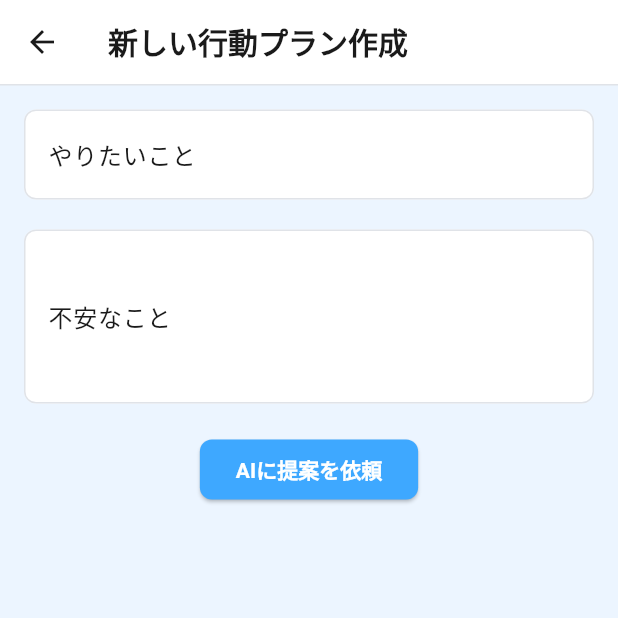
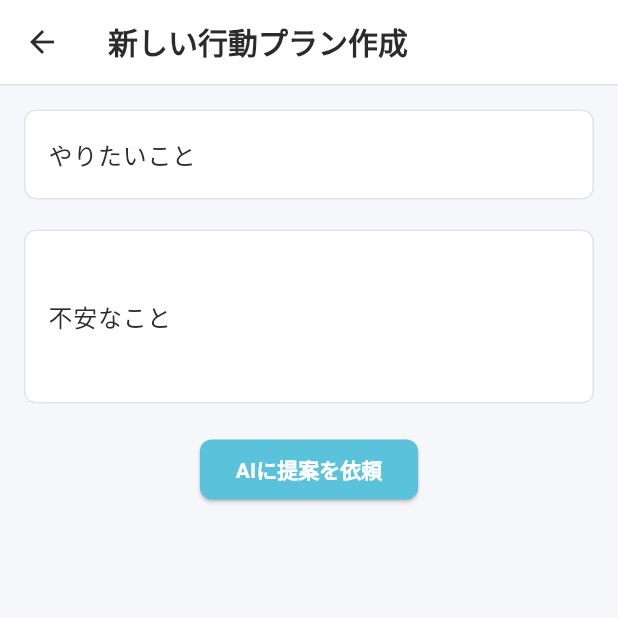
Before and after one commit to 1noseA/anshin_step, a Flutter app: the screen it shows once a user with an empty profile is signed in, after a tap on the "add" icon, on a phone screen of 412 x 824 dp, the top half of it. Run offline on Flutter 3.47's test engine with Material 3 defaults, Android fonts, the phone set to English and light mode, and no system bars; our stand-ins replace cloud_firestore, firebase_auth, firebase_core, flutter_dotenv, flutter_riverpod, freezed_annotation and 1 more; accounts and stored records are empty.

Commit message:
スタイルの共通化

```diff
--- a/lib/components/code_block.dart
+++ b/lib/components/code_block.dart
@@ -1,4 +1,5 @@
 import 'package:flutter/material.dart';
+import 'package:anshin_step/components/colors.dart';
 
 class CodeBlock extends StatelessWidget {
   final String code;
@@ -18,7 +19,7 @@ class CodeBlock extends StatelessWidget {
         code,
         style: Theme.of(context).textTheme.bodyMedium?.copyWith(
               fontFamily: 'monospace',
-              color: const Color(0xFF1A1A1A),
+              color: AppColors.text,
             ),
       ),
     );
--- /dev/null
+++ b/lib/components/colors.dart
@@ -0,0 +1,9 @@
+import 'package:flutter/material.dart';
+
+class AppColors {
+  static const background = Color(0xFFF6F7FB); // 背景色
+  static const primary = Color(0xFF5bc2dc); // ボタン・強調色
+  static const text = Color(0xFF2B2B2B); // 主要な文字色
+  static const border = Color(0xFFE0E3E8); // 枠線・区切り線
+  static const card = Colors.white; // カードや入力欄の背景
+}
--- a/lib/main.dart
+++ b/lib/main.dart
@@ -8,6 +8,7 @@ import 'package:flutter_dotenv/flutter_dotenv.dart';
 import 'firebase_options.dart';
 import 'package:anshin_step/pages/step_list.dart';
 import 'package:cloud_firestore/cloud_firestore.dart';
+import 'package:anshin_step/components/colors.dart';
 
 final authProvider = StreamProvider<User?>((ref) {
   return FirebaseAuth.instance.authStateChanges();
@@ -43,97 +44,97 @@ class MyApp extends StatelessWidget {
   Widget build(BuildContext context) {
     return MaterialApp(
       theme: ThemeData(
-        scaffoldBackgroundColor: const Color(0xFFECF5FF),
-        cardColor: Colors.white,
+        scaffoldBackgroundColor: AppColors.background,
+        cardColor: AppColors.card,
         fontFamily: 'Noto Sans JP',
         textTheme: const TextTheme(
           headlineLarge: TextStyle(
             fontSize: 24,
             fontWeight: FontWeight.bold,
-            color: Color(0xFF1A1A1A),
+            color: AppColors.text,
             height: 1.6,
             fontFamily: 'Noto Sans JP',
           ),
           headlineMedium: TextStyle(
             fontSize: 20,
             fontWeight: FontWeight.bold,
-            color: Color(0xFF1A1A1A),
+            color: AppColors.text,
             height: 1.6,
             fontFamily: 'Noto Sans JP',
           ),
           headlineSmall: TextStyle(
             fontSize: 18,
             fontWeight: FontWeight.bold,
-            color: Color(0xFF1A1A1A),
+            color: AppColors.text,
             height: 1.6,
             fontFamily: 'Noto Sans JP',
           ),
           bodyLarge: TextStyle(
             fontSize: 16,
-            color: Color(0xFF1A1A1A),
+            color: AppColors.text,
             height: 1.75,
             fontFamily: 'Noto Sans JP',
           ),
           bodyMedium: TextStyle(
             fontSize: 14,
-            color: Color(0xFF1A1A1A),
+            color: AppColors.text,
             height: 1.75,
             fontFamily: 'Noto Sans JP',
           ),
           bodySmall: TextStyle(
             fontSize: 12,
-            color: Color(0xFF1A1A1A),
+            color: AppColors.text,
             height: 1.75,
             fontFamily: 'Noto Sans JP',
           ),
         ),
         appBarTheme: const AppBarTheme(
-          backgroundColor: Colors.white,
-          foregroundColor: Color(0xFF1A1A1A),
+          backgroundColor: AppColors.card,
+          foregroundColor: AppColors.text,
           elevation: 1,
           titleTextStyle: TextStyle(
             fontSize: 20,
             fontWeight: FontWeight.bold,
-            color: Color(0xFF1A1A1A),
+            color: AppColors.text,
             fontFamily: 'Noto Sans JP',
           ),
-          iconTheme: IconThemeData(color: Color(0xFF1A1A1A)),
+          iconTheme: IconThemeData(color: AppColors.text),
         ),
-        primaryColor: Colors.white,
+        primaryColor: AppColors.card,
         colorScheme: ColorScheme.fromSwatch().copyWith(
-          primary: Colors.white,
-          secondary: const Color(0xFF3EA8FF),
+          primary: AppColors.card,
+          secondary: AppColors.primary,
         ),
         inputDecorationTheme: const InputDecorationTheme(
           filled: true,
-          fillColor: Colors.white,
+          fillColor: AppColors.card,
           border: OutlineInputBorder(),
-          labelStyle: TextStyle(color: Color(0xFF1A1A1A)),
+          labelStyle: TextStyle(color: AppColors.text),
         ),
         snackBarTheme: const SnackBarThemeData(
-          backgroundColor: Colors.white,
-          contentTextStyle: TextStyle(color: Color(0xFF222222)),
+          backgroundColor: AppColors.card,
+          contentTextStyle: TextStyle(color: AppColors.text),
         ),
-        dialogBackgroundColor: Colors.white,
+        dialogBackgroundColor: AppColors.card,
         floatingActionButtonTheme: const FloatingActionButtonThemeData(
-          backgroundColor: Color(0xFF3EA8FF),
-          foregroundColor: Colors.white,
+          backgroundColor: AppColors.primary,
+          foregroundColor: AppColors.card,
         ),
         elevatedButtonTheme: ElevatedButtonThemeData(
           style: ElevatedButton.styleFrom(
-            backgroundColor: const Color(0xFF3EA8FF),
-            foregroundColor: Colors.white,
+            backgroundColor: AppColors.primary,
+            foregroundColor: AppColors.card,
             textStyle: const TextStyle(fontWeight: FontWeight.bold),
             shape: RoundedRectangleBorder(
-              borderRadius: BorderRadius.circular(8),
+              borderRadius: BorderRadius.all(Radius.circular(8)),
             ),
           ),
         ),
         textButtonTheme: TextButtonThemeData(
           style: TextButton.styleFrom(
-            foregroundColor: const Color(0xFF3EA8FF),
+            foregroundColor: AppColors.primary,
             textStyle: const TextStyle(
-              color: Color(0xFF3EA8FF),
+              color: AppColors.primary,
               fontWeight: FontWeight.normal,
               decoration: TextDecoration.underline,
             ),
--- a/lib/pages/anxiety_score_input.dart
+++ b/lib/pages/anxiety_score_input.dart
@@ -4,6 +4,7 @@ import 'package:cloud_firestore/cloud_firestore.dart';
 import 'package:firebase_auth/firebase_auth.dart';
 import 'package:flutter_riverpod/flutter_riverpod.dart';
 import 'package:anshin_step/pages/step_list.dart';
+import 'package:anshin_step/components/colors.dart';
 
 class AnxietyScoreInput extends ConsumerStatefulWidget {
   final List<BabyStep> steps;
@@ -110,7 +111,9 @@ class _AnxietyScoreInputState extends ConsumerState<AnxietyScoreInput> {
         elevation: 0,
         title: Text('事前不安得点の入力 (${_currentIndex + 1}/${widget.steps.length})'),
       ),
-      body: Column(
+      body: Container(
+        color: AppColors.background,
+        child: Column(
           children: [
             Container(
               height: 1,
@@ -178,6 +181,7 @@ class _AnxietyScoreInputState extends ConsumerState<AnxietyScoreInput> {
             ),
           ],
         ),
+      ),
       bottomNavigationBar: Container(
         color: Colors.white,
         child: Padding(
--- a/lib/pages/chat.dart
+++ b/lib/pages/chat.dart
@@ -11,6 +11,7 @@ import 'package:flutter_dotenv/flutter_dotenv.dart';
 import 'package:flutter_riverpod/flutter_riverpod.dart';
 import 'package:anshin_step/models/app_user.dart';
 import 'package:anshin_step/constants/action_suggestion_prompts.dart';
+import 'package:anshin_step/components/colors.dart';
 
 // プロフィール情報を取得するProvider
 final userProfileProvider = StreamProvider<AppUser?>((ref) {
@@ -301,7 +302,9 @@ class _ChatState extends ConsumerState<Chat> {
         elevation: 0,
         title: const Text('新しい行動プラン作成'),
       ),
-      body: Column(
+      body: Container(
+        color: AppColors.background,
+        child: Column(
           children: [
             Container(
               height: 1,
@@ -322,20 +325,22 @@ class _ChatState extends ConsumerState<Chat> {
                         fillColor: Colors.white,
                         border: OutlineInputBorder(
                           borderRadius: BorderRadius.circular(8),
-                        borderSide: const BorderSide(color: Color(0xFFE0E3E8)),
+                          borderSide:
+                              const BorderSide(color: Color(0xFFE0E3E8)),
                         ),
                         enabledBorder: OutlineInputBorder(
                           borderRadius: BorderRadius.circular(8),
-                        borderSide: const BorderSide(color: Color(0xFFE0E3E8)),
+                          borderSide:
+                              const BorderSide(color: Color(0xFFE0E3E8)),
                         ),
                         focusedBorder: OutlineInputBorder(
                           borderRadius: BorderRadius.circular(8),
                           borderSide: const BorderSide(
                               color: Color(0xFF3EA8FF), width: 2),
                         ),
-                      labelStyle: const TextStyle(color: Color(0xFF1A1A1A)),
+                        labelStyle: const TextStyle(color: AppColors.text),
                         floatingLabelStyle:
-                          const TextStyle(color: Color(0xFF1A1A1A)),
+                            const TextStyle(color: AppColors.text),
                       ),
                       cursorColor: const Color(0xFF3EA8FF),
                       keyboardType: TextInputType.text,
@@ -355,20 +360,22 @@ class _ChatState extends ConsumerState<Chat> {
                         fillColor: Colors.white,
                         border: OutlineInputBorder(
                           borderRadius: BorderRadius.circular(8),
-                        borderSide: const BorderSide(color: Color(0xFFE0E3E8)),
+                          borderSide:
+                              const BorderSide(color: Color(0xFFE0E3E8)),
                         ),
                         enabledBorder: OutlineInputBorder(
                           borderRadius: BorderRadius.circular(8),
-                        borderSide: const BorderSide(color: Color(0xFFE0E3E8)),
+                          borderSide:
+                              const BorderSide(color: Color(0xFFE0E3E8)),
                         ),
                         focusedBorder: OutlineInputBorder(
                           borderRadius: BorderRadius.circular(8),
                           borderSide: const BorderSide(
                               color: Color(0xFF3EA8FF), width: 2),
                         ),
-                      labelStyle: const TextStyle(color: Color(0xFF1A1A1A)),
+                        labelStyle: const TextStyle(color: AppColors.text),
                         floatingLabelStyle:
-                          const TextStyle(color: Color(0xFF1A1A1A)),
+                            const TextStyle(color: AppColors.text),
                       ),
                       cursorColor: const Color(0xFF3EA8FF),
                       maxLines: 3,
@@ -427,6 +434,7 @@ class _ChatState extends ConsumerState<Chat> {
             ),
           ],
         ),
+      ),
     );
   }
 }
--- a/lib/pages/step_list.dart
+++ b/lib/pages/step_list.dart
@@ -8,6 +8,7 @@ import 'package:anshin_step/models/baby_step.dart';
 import 'package:anshin_step/pages/step_detail.dart';
 import 'package:flutter/rendering.dart';
 import 'package:flutter/services.dart';
+import 'package:anshin_step/components/colors.dart';
 
 final goalsProvider = StreamProvider<List<Goal>>((ref) {
   final firestore = FirebaseFirestore.instance;
@@ -73,7 +74,7 @@ class StepList extends ConsumerWidget {
         title: Row(
           mainAxisSize: MainAxisSize.min,
           children: [
-            Icon(Icons.cloud, color: Color(0xFF3EA8FF)),
+            Icon(Icons.cloud, color: Color(0xFF5bc2dc)),
             const SizedBox(width: 4),
             RichText(
               text: TextSpan(
@@ -81,7 +82,7 @@ class StepList extends ConsumerWidget {
                   fontFamily: 'Varela Round',
                   fontSize: 22,
                   fontWeight: FontWeight.bold,
-                  color: Color(0xFF1A1A1A),
+                  color: Color(0xFF5bc2dc),
                   letterSpacing: 1.2,
                 ),
                 children: [
@@ -91,7 +92,7 @@ class StepList extends ConsumerWidget {
                       fontFamily: 'Varela Round',
                       fontSize: 26,
                       fontWeight: FontWeight.bold,
-                      color: Color(0xFF1A1A1A),
+                      color: Color(0xFF5bc2dc),
                       letterSpacing: 1.2,
                     ),
                   ),
@@ -114,7 +115,9 @@ class StepList extends ConsumerWidget {
           ),
         ],
       ),
-      body: Column(
+      body: Container(
+        color: AppColors.background,
+        child: Column(
           children: [
             Container(
               height: 1,
@@ -151,8 +154,8 @@ class StepList extends ConsumerWidget {
                               child: ExpansionTile(
                                 title: Text(goal.goal),
                                 subtitle: Text(goal.anxiety),
-                              iconColor: Color(0xFF1A1A1A),
-                              collapsedIconColor: Color(0xFF1A1A1A),
+                                iconColor: AppColors.text,
+                                collapsedIconColor: AppColors.text,
                                 children: [
                                   if (goal.babySteps != null &&
                                       goal.babySteps!.isNotEmpty)
@@ -167,15 +170,20 @@ class StepList extends ConsumerWidget {
                                         child: Row(
                                           children: [
                                             Checkbox(
-                                            value: displayStep.isDone ?? false,
-                                            activeColor: Color(0xFF3EA8FF),
+                                              value:
+                                                  displayStep.isDone ?? false,
+                                              activeColor: AppColors.primary,
+                                              side: const BorderSide(
+                                                  color: AppColors.text,
+                                                  width: 2),
                                               onChanged: (checked) async {
                                                 final user = FirebaseAuth
                                                     .instance.currentUser;
                                                 if (user == null) return;
                                                 final newIsDone =
                                                     checked ?? false;
-                                              final newExecutionDate = newIsDone
+                                                final newExecutionDate =
+                                                    newIsDone
                                                         ? DateTime.now()
                                                         : null;
                                                 final firestore =
@@ -199,7 +207,8 @@ class StepList extends ConsumerWidget {
                                                 final updatedStep =
                                                     displayStep.copyWith(
                                                   isDone: newIsDone,
-                                                executionDate: newExecutionDate,
+                                                  executionDate:
+                                                      newExecutionDate,
                                                   updatedBy: user.uid,
                                                   updatedAt: DateTime.now(),
                                                 );
@@ -209,7 +218,8 @@ class StepList extends ConsumerWidget {
                                                 updatedMap[displayStep.id] =
                                                     updatedStep;
                                                 ref
-                                                  .read(updatedBabyStepProvider
+                                                    .read(
+                                                        updatedBabyStepProvider
                                                             .notifier)
                                                     .state = updatedMap;
                                                 ref.refresh(goalsProvider);
@@ -254,6 +264,7 @@ class StepList extends ConsumerWidget {
             ),
           ],
         ),
+      ),
       floatingActionButton: FloatingActionButton(
         onPressed: () => Navigator.push(
           context,
@@ -268,13 +279,14 @@ class StepList extends ConsumerWidget {
     showDialog(
       context: context,
       builder: (context) => AlertDialog(
-        title: const Text('メニュー'),
+        title: const Text('メニュー', style: TextStyle(color: AppColors.text)),
         content: Column(
           mainAxisSize: MainAxisSize.min,
           children: [
             ListTile(
               leading: const Icon(Icons.settings),
               title: const Text('プロフィール設定'),
+              textColor: AppColors.text,
               onTap: () {
                 Navigator.pop(context);
                 Navigator.pushNamed(context, '/profile');
@@ -283,21 +295,25 @@ class StepList extends ConsumerWidget {
             ListTile(
               leading: const Icon(Icons.article),
               title: const Text('利用規約'),
+              textColor: AppColors.text,
               onTap: () {},
             ),
             ListTile(
               leading: const Icon(Icons.privacy_tip),
               title: const Text('プライバシーポリシー'),
+              textColor: AppColors.text,
               onTap: () {},
             ),
             ListTile(
               leading: const Icon(Icons.contact_support),
               title: const Text('お問い合わせ'),
+              textColor: AppColors.text,
               onTap: () {},
             ),
             ListTile(
               leading: const Icon(Icons.exit_to_app),
               title: const Text('ログアウト'),
+              textColor: AppColors.text,
               onTap: () => _handleLogout(context),
             ),
           ],
```
Also changed, not shown: lib/components/text_styles.dart (+5 -4 lines), lib/pages/profile.dart (+38 -22 lines), lib/pages/step_detail.dart (+53 -12 lines). Lines whose indentation alone changed are shown as unchanged.
